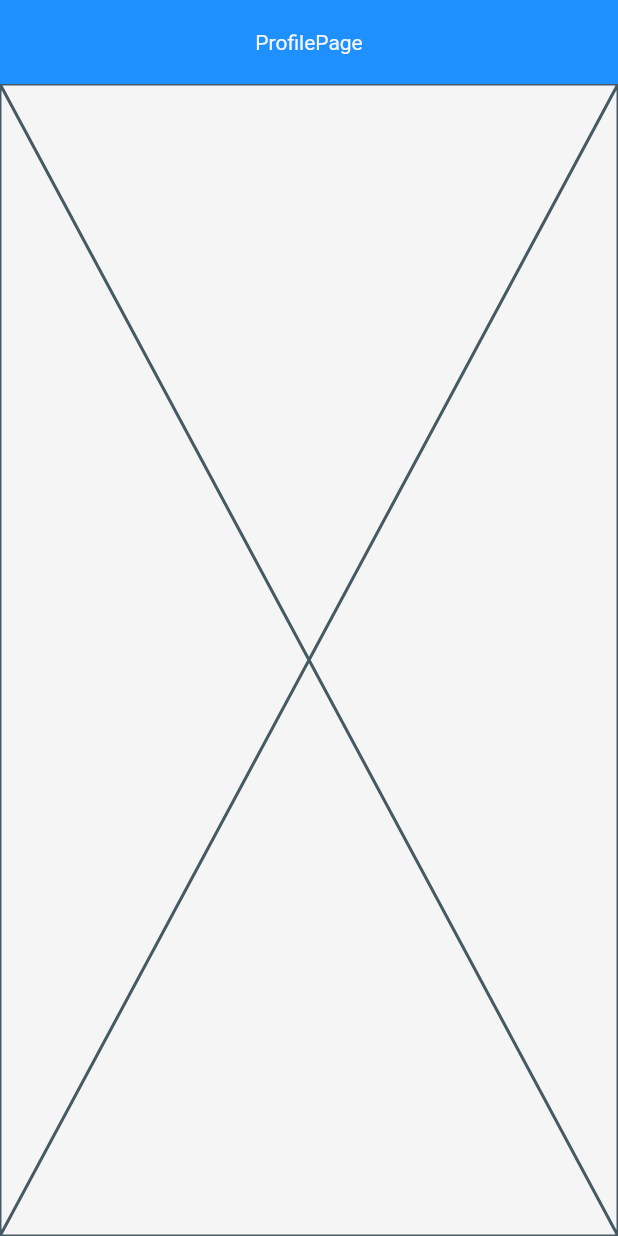
After one commit to TonySilva7/template-flutter-project, a Flutter app: the ProfilePage screen opened by its route, on a phone screen of 412 x 824 dp. The commit adds this screen. Run offline on Flutter 3.47's test engine with Material 2 defaults, Android fonts, the phone set to English and light mode, and no system bars; our stand-ins replace dio.

Commit message:
feat: iplement setup of routes

```diff
--- /dev/null
+++ b/lib/app/core/routes/app_routes.dart
@@ -0,0 +1,20 @@
+import 'package:flutter/material.dart';
+import 'package:template_project/app/core/routes/my_routes.dart';
+import 'package:template_project/app/pages/splash/splash.dart';
+
+import '../../pages/splash/profile_page.dart';
+
+class AppRoutes {
+  static final AppRoutes _instance = AppRoutes._internal();
+
+  factory AppRoutes() {
+    return _instance;
+  }
+
+  AppRoutes._internal();
+
+  final Map<String, WidgetBuilder> appRoutes = {
+    MyRoutes.home: (BuildContext context) => SplashPage(),
+    MyRoutes.profile: (BuildContext context) => const ProfilePage(),
+  };
+}
--- /dev/null
+++ b/lib/app/core/routes/my_routes.dart
@@ -0,0 +1,4 @@
+class MyRoutes {
+  static const String home = '/';
+  static const String profile = '/profile';
+}
--- /dev/null
+++ b/lib/app/pages/splash/profile_page.dart
@@ -0,0 +1,15 @@
+import 'package:flutter/material.dart';
+
+class ProfilePage extends StatelessWidget {
+  const ProfilePage({super.key});
+
+  @override
+  Widget build(BuildContext context) {
+    return Scaffold(
+      appBar: AppBar(
+        title: const Text('ProfilePage'),
+      ),
+      body: const Placeholder(),
+    );
+  }
+}
```
Also changed, not shown: lib/app/core/services/custom_dio.dart (+91 -2 lines), lib/app/my_app.dart (+6 -4 lines), lib/app/pages/splash/splash.dart (+5 -2 lines).
